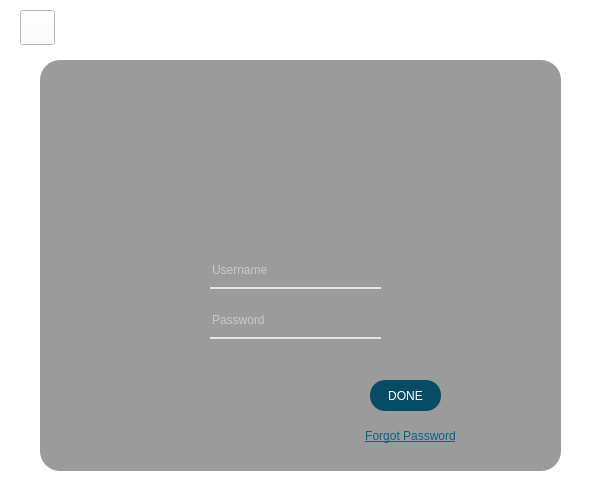
Above: EVENT EASE PROJECT/login.ui from arylhazard/event_ease before the change. Below: the same form after it.
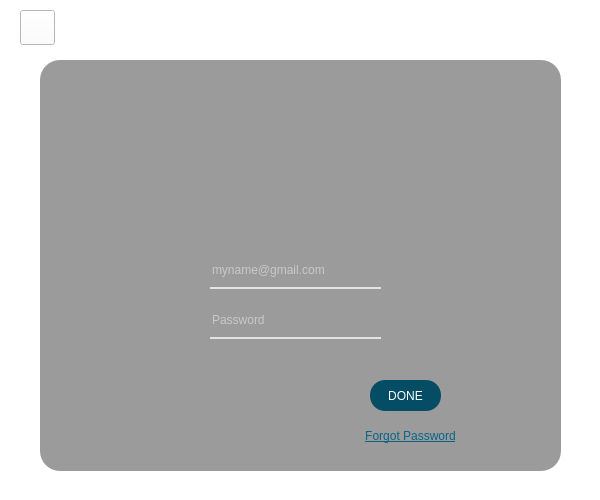
That is the form after the change. Icons and pictures are not drawn.

The edit to the form file:
```diff
--- a/EVENT EASE PROJECT/login.ui
+++ b/EVENT EASE PROJECT/login.ui
@@ -190,8 +190,11 @@
 font: 700 11pt &quot;Myriad Pro Cond&quot;;
 </string>
      </property>
+     <property name="text">
+      <string/>
+     </property>
      <property name="placeholderText">
-      <string>Username</string>
+      <string>myname@gmail.com</string>
      </property>
      <property name="clearButtonEnabled">
       <bool>true</bool>
```
Left out of the diff: 4 changed lines with no effect on the pictures.
